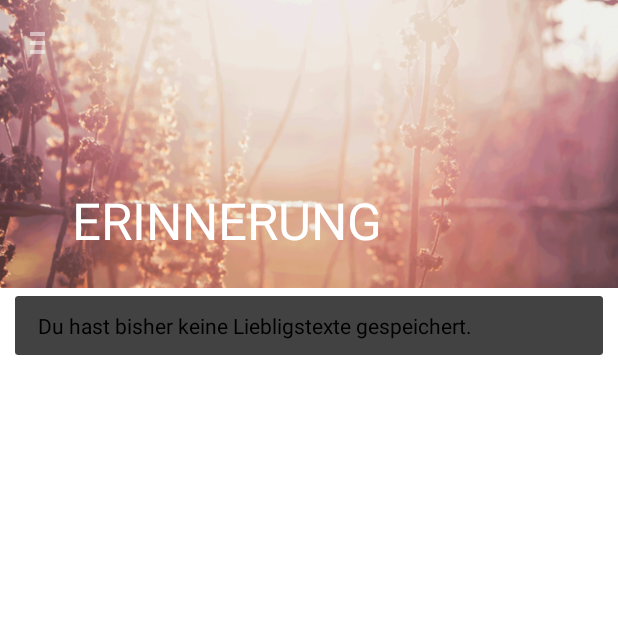
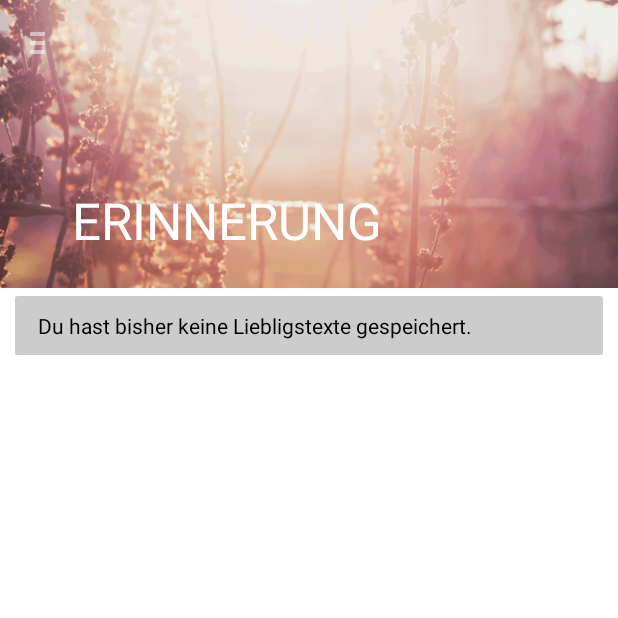
Before and after one commit to elpequeno/jagott.android, an Android app: the screen it shows after launch (JaGottMain), in the side drawer, after a tap on "LIEBLINGSTEXTE", on a phone screen of 412 x 824 dp, the top half of it. Run offline under Robolectric (Android 15) with nearby library versions, the light colour scheme and no system bars; our stand-ins replace ButterKnife; libraries missing offline, so code that uses them is left out: android.support.v7; 1 statement that could not run was skipped.

Commit message:
Changed CardView color to light grey
Signed-off-by: Pequeno <Andre.klein89@yahoo.de>

```diff
--- a/app/build.gradle
+++ b/app/build.gradle
@@ -17,6 +17,7 @@ android {
             proguardFiles getDefaultProguardFile('proguard-android.txt'), 'proguard-rules.pro'
         }
     }
+    useLibrary 'org.apache.http.legacy'
 }
 
 dependencies {
@@ -28,6 +29,6 @@ dependencies {
     compile 'com.android.support:palette-v7:24.2.0'
     compile 'com.android.support:support-v4:24.2.0'
     compile 'com.jakewharton:butterknife:6.1.0'
-    compile files('libs/apache-httpcomponents-httpcore.jar')
+        compile files('libs/apache-httpcomponents-httpcore.jar')
     compile files('libs/httpclient-4.2.1.jar')
 }
--- a/app/src/main/java/de/huerse/jagott/JgtAlarmRVAdapter.java
+++ b/app/src/main/java/de/huerse/jagott/JgtAlarmRVAdapter.java
@@ -1,6 +1,7 @@
 package de.huerse.jagott;
 
 import android.content.res.Resources;
+import android.graphics.Color;
 import android.graphics.Paint;
 import android.support.v7.widget.CardView;
 import android.support.v7.widget.RecyclerView;
@@ -37,6 +38,7 @@ public class JgtAlarmRVAdapter extends RecyclerView.Adapter<JgtAlarmRVAdapter.Jg
         JgtAlarmViewHolder(View itemView) {
             super(itemView);
             cv = (CardView)itemView.findViewById(R.id.cv);
+            cv.setCardBackgroundColor(Color.LTGRAY);
             infoView = (TextView)itemView.findViewById(R.id.infoView);
             alarmInfoView = (TextView)itemView.findViewById(R.id.alarmInfo);
             alarmSetButton = (Button)itemView.findViewById(R.id.alarmSetButton);
--- a/app/src/main/java/de/huerse/jagott/JgtArchivRVAdapter.java
+++ b/app/src/main/java/de/huerse/jagott/JgtArchivRVAdapter.java
@@ -1,6 +1,7 @@
 package de.huerse.jagott;
 
 import android.database.Cursor;
+import android.graphics.Color;
 import android.support.v7.widget.CardView;
 import android.support.v7.widget.RecyclerView;
 import android.view.LayoutInflater;
@@ -29,6 +30,7 @@ public class JgtArchivRVAdapter extends RecyclerView.Adapter<JgtArchivRVAdapter.
         JgtArchivViewHolder(View itemView) {
             super(itemView);
             cv = (CardView)itemView.findViewById(R.id.cv);
+            cv.setCardBackgroundColor(Color.LTGRAY);
             titleView = (TextView)itemView.findViewById(R.id.titleView);
         }
     }
--- a/app/src/main/java/de/huerse/jagott/JgtFavoritesRVAdapter.java
+++ b/app/src/main/java/de/huerse/jagott/JgtFavoritesRVAdapter.java
@@ -1,6 +1,7 @@
 package de.huerse.jagott;
 
 import android.database.Cursor;
+import android.graphics.Color;
 import android.os.AsyncTask;
 import android.support.v7.widget.CardView;
 import android.support.v7.widget.RecyclerView;
@@ -30,6 +31,7 @@ public class JgtFavoritesRVAdapter extends RecyclerView.Adapter<JgtFavoritesRVAd
         JgtFavoritesViewHolder(View itemView) {
             super(itemView);
             cv = (CardView)itemView.findViewById(R.id.cv);
+            cv.setCardBackgroundColor(Color.LTGRAY);
             titleView = (TextView)itemView.findViewById(R.id.titleView);
         }
     }
--- a/app/src/main/java/de/huerse/jagott/JgtHeuteRVAdapter.java
+++ b/app/src/main/java/de/huerse/jagott/JgtHeuteRVAdapter.java
@@ -1,5 +1,6 @@
 package de.huerse.jagott;
 
+import android.graphics.Color;
 import android.os.Build;
 import android.support.v7.widget.CardView;
 import android.support.v7.widget.RecyclerView;
@@ -30,6 +31,7 @@ public class JgtHeuteRVAdapter extends RecyclerView.Adapter<JgtHeuteRVAdapter.Jg
         JgtHeuteViewHolder(View itemView) {
             super(itemView);
             cv = (CardView)itemView.findViewById(R.id.cv);
+            cv.setCardBackgroundColor(Color.LTGRAY);
             dateView = (TextView)itemView.findViewById(R.id.dateView);
             verseView = (TextView)itemView.findViewById(R.id.verseView);
             messageView = (TextView)itemView.findViewById(R.id.messageView);
--- a/app/src/main/java/de/huerse/jagott/JgtKontaktRVAdapter.java
+++ b/app/src/main/java/de/huerse/jagott/JgtKontaktRVAdapter.java
@@ -1,5 +1,6 @@
 package de.huerse.jagott;
 
+import android.graphics.Color;
 import android.support.v7.widget.CardView;
 import android.support.v7.widget.RecyclerView;
 import android.text.Html;
@@ -32,6 +33,7 @@ public class JgtKontaktRVAdapter extends RecyclerView.Adapter<JgtKontaktRVAdapte
         JgtKontaktViewHolder(View itemView) {
             super(itemView);
             cv = (CardView)itemView.findViewById(R.id.cv);
+            cv.setCardBackgroundColor(Color.LTGRAY);
             image = (ImageView)itemView.findViewById(R.id.image);
             name= (TextView)itemView.findViewById(R.id.name);
             mail= (TextView)itemView.findViewById(R.id.mail);
```
Also changed, not shown: app/libs/apache-httpcomponents-httpcore.jar (added), app/libs/httpclient-4.2.1.jar (added), 1 other file.
